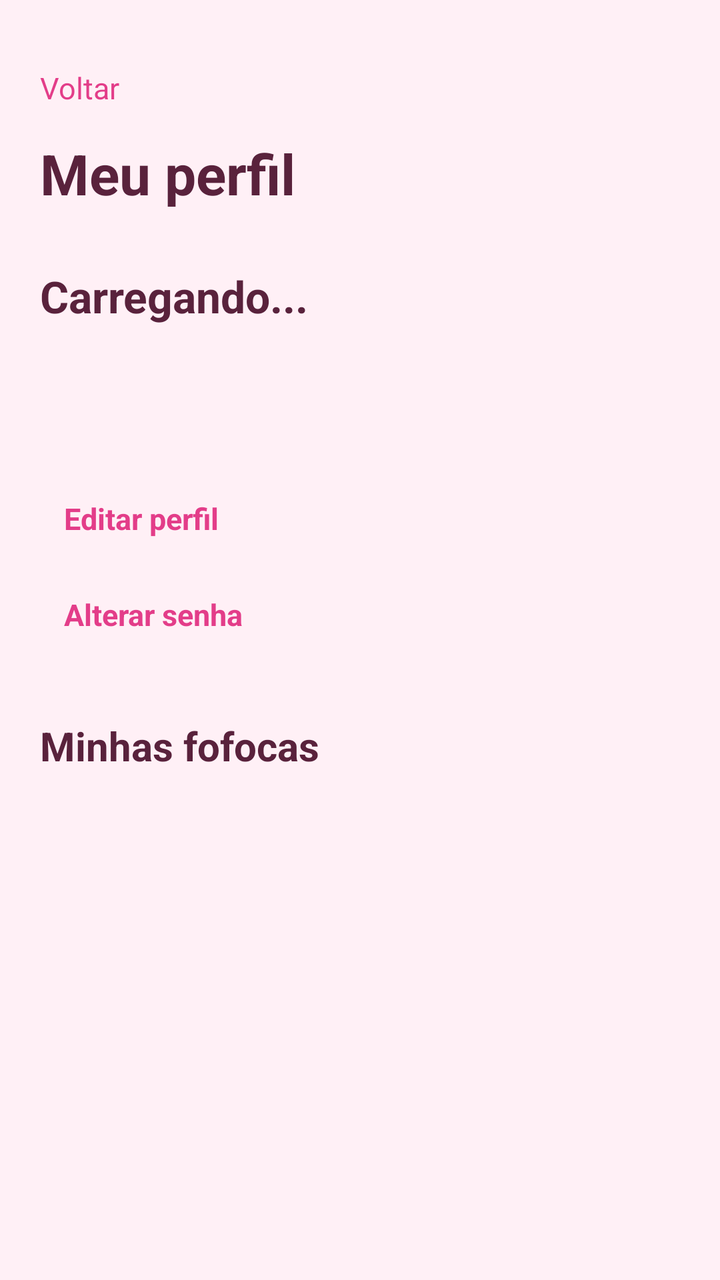
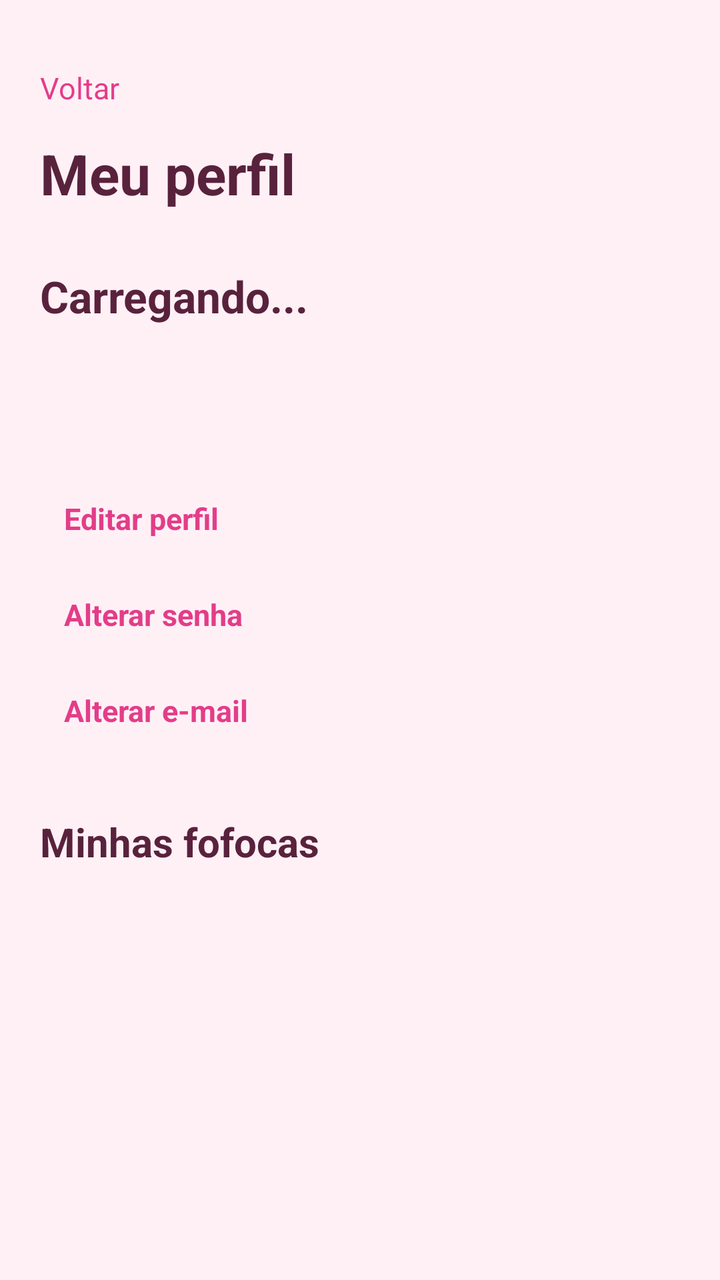

An Android layout rendered at two revisions. The XML below is the earlier revision; the diff shows what the commit changed to produce the second picture.
<!-- AndroidManifest.xml: application theme Theme.Fofoca -->
<!-- res/layout/activity_perfil.xml -->
<?xml version="1.0" encoding="utf-8"?>
<LinearLayout
    xmlns:android="http://schemas.android.com/apk/res/android"
    android:id="@+id/main"
    android:layout_width="match_parent"
    android:layout_height="match_parent"
    android:orientation="vertical"
    android:background="@color/fofoca_fundo"
    android:padding="20dp">

    <TextView
        android:id="@+id/tvVoltarPerfil"
        android:layout_width="wrap_content"
        android:layout_height="48dp"
        android:gravity="center_vertical"
        android:text="Voltar"
        android:textSize="15sp"
        android:textColor="@color/fofoca_rosa"/>

    <TextView
        android:layout_width="match_parent"
        android:layout_height="wrap_content"
        android:text="Meu perfil"
        android:textSize="28sp"
        android:textStyle="bold"
        android:textColor="@color/fofoca_texto"/>

    <TextView
        android:id="@+id/tvNomePerfil"
        android:layout_width="match_parent"
        android:layout_height="wrap_content"
        android:layout_marginTop="28dp"
        android:text="Carregando..."
        android:textSize="22sp"
        android:textStyle="bold"
        android:textColor="@color/fofoca_texto"/>

    <TextView
        android:id="@+id/tvUsuarioPerfil"
        android:layout_width="match_parent"
        android:layout_height="wrap_content"
        android:layout_marginTop="6dp"
        android:textSize="16sp"
        android:textColor="@color/fofoca_rosa"/>

    <TextView
        android:id="@+id/tvEmailPerfil"
        android:layout_width="match_parent"
        android:layout_height="wrap_content"
        android:layout_marginTop="14dp"
        android:textSize="14sp"
        android:textColor="@color/fofoca_secundario"/>

    <TextView
        android:id="@+id/tvEditarPerfil"
        android:layout_width="wrap_content"
        android:layout_height="48dp"
        android:layout_marginTop="12dp"
        android:gravity="center_vertical"
        android:paddingHorizontal="12dp"
        android:text="Editar perfil"
        android:textSize="15sp"
        android:textStyle="bold"
        android:textColor="@color/fofoca_rosa"/>

    <TextView
        android:id="@+id/tvAlterarSenha"
        android:layout_width="wrap_content"
        android:layout_height="48dp"
        android:gravity="center_vertical"
        android:paddingHorizontal="12dp"
        android:text="Alterar senha"
        android:textSize="15sp"
        android:textStyle="bold"
        android:textColor="@color/fofoca_rosa"/>

    <TextView
        android:layout_width="match_parent"
        android:layout_height="wrap_content"
        android:layout_marginTop="28dp"
        android:text="Minhas fofocas"
        android:textSize="20sp"
        android:textStyle="bold"
        android:textColor="@color/fofoca_texto"/>

    <TextView
        android:id="@+id/tvSemPostsPerfil"
        android:layout_width="match_parent"
        android:layout_height="wrap_content"
        android:layout_marginTop="16dp"
        android:text="Nenhuma fofoca publicada ainda."
        android:textSize="14sp"
        android:textColor="@color/fofoca_secundario"
        android:visibility="gone"/>

    <androidx.recyclerview.widget.RecyclerView
        android:id="@+id/rvPostsPerfil"
        android:layout_width="match_parent"
        android:layout_height="0dp"
        android:layout_weight="1"
        android:layout_marginTop="16dp"
        android:clipToPadding="false"/>

</LinearLayout>
<!-- resources referenced by this layout -->
<resources>
  <color name="fofoca_fundo">#FFF0F6</color>
  <color name="fofoca_rosa">#E33D89</color>
  <color name="fofoca_secundario">#986E84</color>
  <color name="fofoca_texto">#59223C</color>
  <style name="Theme.Fofoca" parent="Base.Theme.Fofoca" />
  <style name="Base.Theme.Fofoca" parent="Theme.Material3.DayNight.NoActionBar">
          
          
      </style>
</resources>

<!-- the commit's change to res/layout/activity_perfil.xml (unified diff, before → after) -->
@@ -75,6 +75,17 @@
         android:textColor="@color/fofoca_rosa"/>
 
     <TextView
+        android:id="@+id/tvAlterarEmail"
+        android:layout_width="wrap_content"
+        android:layout_height="48dp"
+        android:gravity="center_vertical"
+        android:paddingHorizontal="12dp"
+        android:text="Alterar e-mail"
+        android:textSize="15sp"
+        android:textStyle="bold"
+        android:textColor="@color/fofoca_rosa"/>
+
+    <TextView
         android:layout_width="match_parent"
         android:layout_height="wrap_content"
         android:layout_marginTop="28dp"
